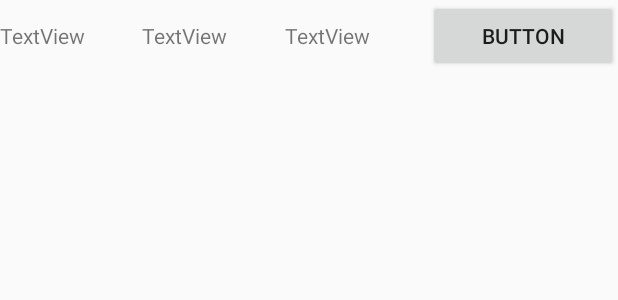
After one commit to YoTNT/Audio-Recorder, an Android app: the layout item_post.xml on its own in the app's theme, with its tools: preview values and no code run, on a phone screen of 412 x 824 dp. The commit adds this screen. Shown: the top 300 px of the screen. Run offline under Robolectric (Android 15) with nearby library versions, the phone set to English and light mode, and no system bars.

Commit message:
Adding List View
The function is not working.

```diff
--- a/app/src/main/java/com/codepath/audiorecorder/LoginActivity.java
+++ b/app/src/main/java/com/codepath/audiorecorder/LoginActivity.java
@@ -75,7 +75,8 @@ public class LoginActivity extends AppCompatActivity {
 
     private void goMainActivity(){
         Log.d(TAG, "Navigating to goMainActivity!");
-        Intent i = new Intent(this, RecordingActivity.class);
+        //Intent i = new Intent(this, RecordingActivity.class);
+        Intent i = new Intent(this, codepath.com.simple_instagram.fragments.PostsFragment.class);
         startActivity(i);
         finish();
     }
--- a/app/src/main/java/com/codepath/audiorecorder/MainActivity.java
+++ b/app/src/main/java/com/codepath/audiorecorder/MainActivity.java
@@ -8,6 +8,10 @@ public class MainActivity extends AppCompatActivity {
     @Override
     protected void onCreate(Bundle savedInstanceState) {
         super.onCreate(savedInstanceState);
-        setContentView(R.layout.activity_main);
+
+        //setContentView(R.layout.activity_main);
+
+        setContentView(R.layout.fragment_posts);
+
     }
 }
--- /dev/null
+++ b/app/src/main/res/layout/item_post.xml
@@ -0,0 +1,35 @@
+<?xml version="1.0" encoding="utf-8"?>
+<LinearLayout xmlns:android="http://schemas.android.com/apk/res/android"
+    xmlns:tools="http://schemas.android.com/tools"
+    android:layout_width="match_parent"
+    android:layout_height="wrap_content"
+    android:orientation="horizontal">
+
+    <TextView
+        android:id="@+id/iuHandle"
+        android:layout_width="wrap_content"
+        android:layout_height="wrap_content"
+        android:layout_weight="1"
+        android:text="TextView" />
+
+    <TextView
+        android:id="@+id/iSize"
+        android:layout_width="wrap_content"
+        android:layout_height="wrap_content"
+        android:layout_weight="1"
+        android:text="TextView" />
+
+    <TextView
+        android:id="@+id/iDuration"
+        android:layout_width="wrap_content"
+        android:layout_height="wrap_content"
+        android:layout_weight="1"
+        android:text="TextView" />
+
+    <Button
+        android:id="@+id/iPlayAndStop"
+        android:layout_width="wrap_content"
+        android:layout_height="wrap_content"
+        android:layout_weight="1"
+        android:text="Button" />
+</LinearLayout>
```
Also changed, not shown: app/src/main/java/com/codepath/audiorecorder/PostsAdapter.java (added, +94 -0 lines), app/src/main/java/com/codepath/audiorecorder/fragments/PostsFragment.java (added, +101 -0 lines), app/src/main/res/layout/fragment_posts.xml (added, +29 -0 lines).
